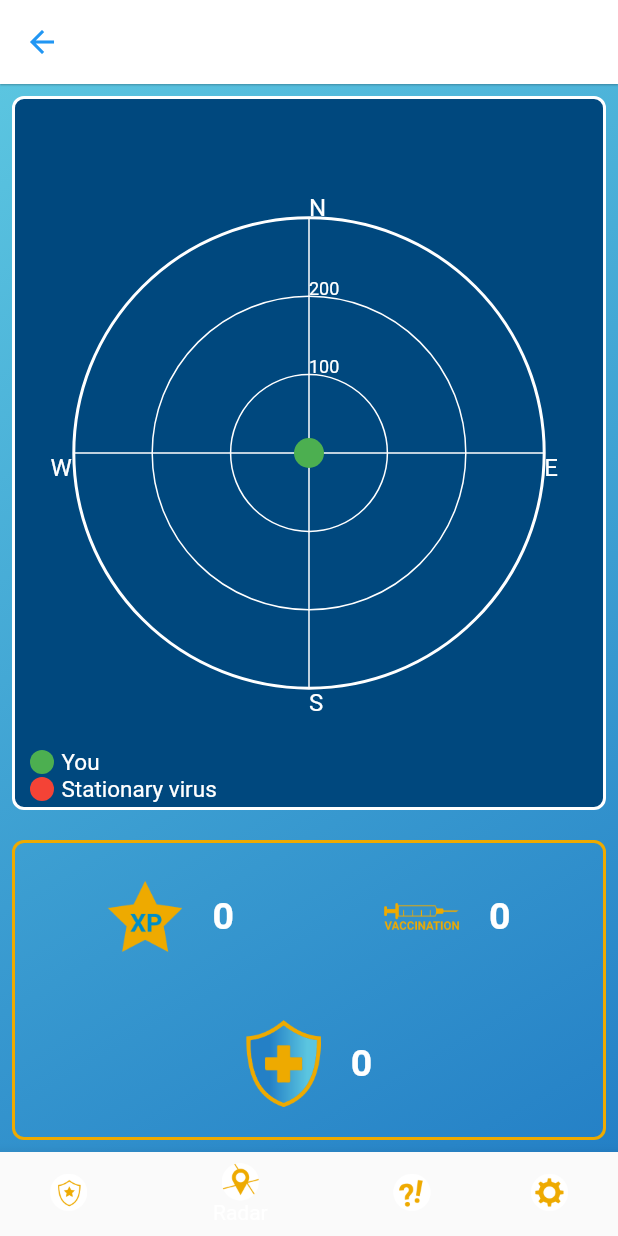
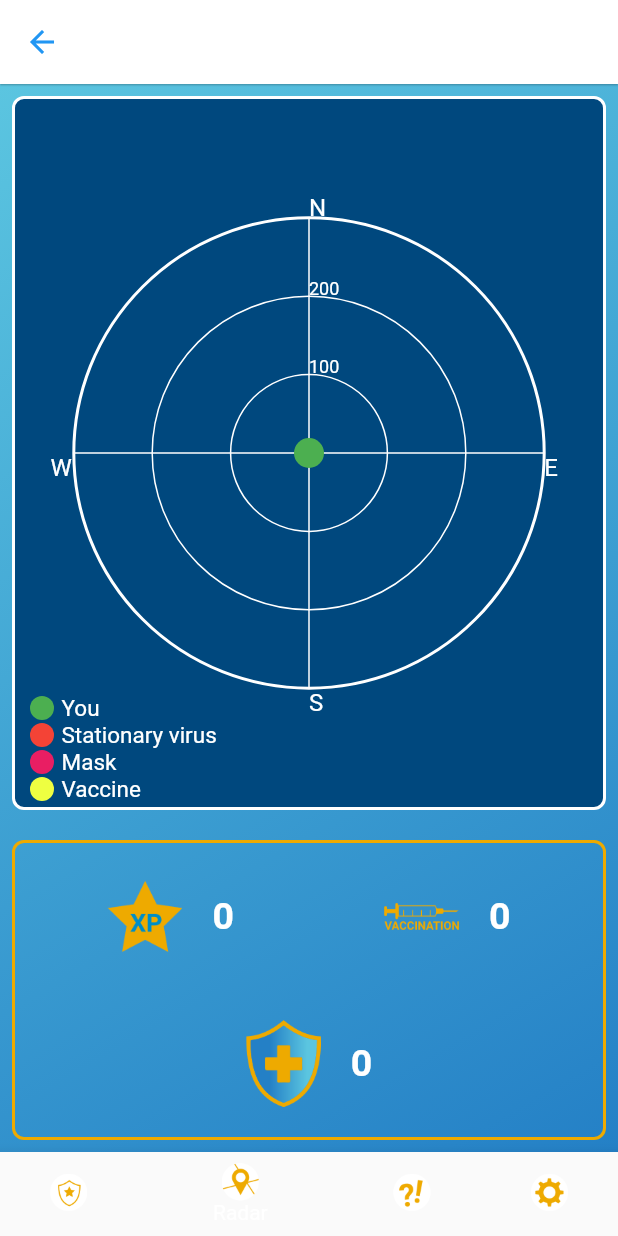
Before and after one commit to vttresearch/PandeVITA-App, a Flutter app: the HomePage screen opened by its route, item 2 of the bottom bar chosen, on a phone screen of 412 x 824 dp. Run offline on Flutter 3.47's test engine with Material 2 defaults, Android fonts, the phone set to English and light mode, and no system bars; our stand-ins replace flutter_secure_storage, get, hive, hive_flutter, latlong2, location and 3 more; missing offline and left inert: flutter_beacon, flutter_foreground_task, flutter_osm_plugin; accounts and stored records are empty; statements that could not run were skipped.

Commit message:
Radar update
Now the radar shows vaccination and mask points in addition to the
static viruses.

```diff
--- a/lib/view/radar.dart
+++ b/lib/view/radar.dart
@@ -1,7 +1,6 @@
-/** This file contains the necessary functionality for the PandeVITA
- * radar. The radar implementation is heavily based on
- * https://medium.com/@d.panaite92/building-a-radar-chart-with-flutter-and-custom-painter-384c005002f9
- */
+/// This file contains the necessary functionality for the PandeVITA
+/// radar. The radar implementation is heavily based on
+/// https://medium.com/@d.panaite92/building-a-radar-chart-with-flutter-and-custom-painter-384c005002f9
 import 'dart:async';
 import 'dart:math';
 import '../controller/requirement_state_controller.dart';
@@ -39,6 +38,8 @@ class RadarState extends State<Radar> with TickerProviderStateMixin, WidgetsBind
 
   //Virus locations for drawing the radar
   List<LatLng> virusLocations = [];
+  List<LatLng> maskLocations = [];
+  List<LatLng> vaccinationLocations = [];
 
   int initStateCounter = 0;
 
@@ -50,6 +51,8 @@ class RadarState extends State<Radar> with TickerProviderStateMixin, WidgetsBind
       duration: const Duration(seconds: 1),
     )..repeat();
     getVirusPointsList();
+    getMaskPointsList();
+    getVaccinationPointsList();
     super.initState();
     initStateCounter++;
     debugPrint("initStateCounter $initStateCounter");
@@ -86,7 +89,7 @@ class RadarState extends State<Radar> with TickerProviderStateMixin, WidgetsBind
         builder: (_, __) {
           return CustomPaint(
             size: const Size(double.infinity, double.infinity),
-            painter: RadarPainter(userLocation, virusLocations),
+            painter: RadarPainter(userLocation, virusLocations, maskLocations, vaccinationLocations),
           );
         }),
           Column(
@@ -120,15 +123,42 @@ class RadarState extends State<Radar> with TickerProviderStateMixin, WidgetsBind
                     )),
                   ]
               ),
+              Row(
+                  mainAxisAlignment: MainAxisAlignment.start,
+                  children: const [
+                    SizedBox(width: 10),
+                    CircleAvatar(
+                      radius: 8,
+                      backgroundColor: Colors.pink,
+                    ),
+                    SizedBox(width: 5),
+                    Text("Mask", style: TextStyle(
+                        color: Colors.white, fontSize: 15
+                    )),
+                  ]
+              ),
+              Row(
+                  mainAxisAlignment: MainAxisAlignment.start,
+                  children: const [
+                    SizedBox(width: 10),
+                    CircleAvatar(
+                      radius: 8,
+                      backgroundColor: Colors.limeAccent,
+                    ),
+                    SizedBox(width: 5),
+                    Text("Vaccine", style: TextStyle(
+                        color: Colors.white, fontSize: 15
+                    )),
+                  ]
+              ),
+
               const SizedBox(height: 3)
             ],
           )
         ]);
   }
 
-  /**
-   * Initialize the location service for tracking the user.
-   */
+  /// Initialize the location service for tracking the user.
   void initLocationService() async {
 
 
@@ -192,9 +222,7 @@ class RadarState extends State<Radar> with TickerProviderStateMixin, WidgetsBind
     }
   }
 
-  /**
-   * Get the stationary virus locations from the platform.
-   */
+  /// Get the stationary virus locations from the platform.
   Future<bool> getVirusPointsList() async {
     List virusPoints = await httpClient.getVirusPoints();
     if (virusPoints.isEmpty) {
@@ -217,12 +245,57 @@ class RadarState extends State<Radar> with TickerProviderStateMixin, WidgetsBind
       return true;
     }
   }
+/**
+  Get the mask points to display them on the radar
+ */
+  Future<bool> getMaskPointsList() async {
+    List maskPoints = await httpClient.getMaskPoints();
+    if (maskPoints.isEmpty) {
+      debugPrint("Mask: EMPTY");
+      return false;
+    } else {
+      debugPrint("Mask: $maskPoints");
+      for (String maskPoint in maskPoints) {
+        try {
+          var splitted = maskPoint.split(", ");
+          LatLng latLngTemp = LatLng(double.parse(splitted[0]),
+              double.parse(splitted[1]));
+          maskLocations.add(latLngTemp);
+        } catch (e) {
+          debugPrint(e.toString());
+        }
+      }
+      return true;
+    }
+  }
+
+/**
+  *Get the vaccination points to display them on the radar
+ */
+  Future<bool> getVaccinationPointsList() async {
+    List vaccinationPoints = await httpClient.getVaccinationPoints();
+    if (vaccinationPoints.isEmpty) {
+      debugPrint("Vaccination: EMPTY");
+      return false;
+    } else {
+      debugPrint("Vaccination: $vaccinationPoints");
+      for (String vaccinationPoint in vaccinationPoints) {
+        try {
+          var splitted = vaccinationPoint.split(", ");
+          LatLng latLngTemp = LatLng(double.parse(splitted[0]),
+              double.parse(splitted[1]));
+          vaccinationLocations.add(latLngTemp);
+        } catch (e) {
+          debugPrint(e.toString());
+        }
+      }
+      return true;
+    }
+  }
 }
 
-/**
- * Draws the radar and the virus points near enough the user to be
- * displayed on the radar.
- */
+/// Draws the radar and the virus points near enough the user to be
+/// displayed on the radar.
 class RadarPainter extends CustomPainter {
 
   final statusController = Get.find<RequirementStateController>();
@@ -230,17 +303,21 @@ class RadarPainter extends CustomPainter {
   //Customize this value to change the range of the radar (in meters)
   final int radarRange = 300;
 
-  //Customize this
+  //Customize these
   final int infectionDistance = 1;
+  final int maskDistance = 1;
+  final int vaccinationDistance = 1;
 
   //Constructor
-  RadarPainter(this.userLocation, this.virusLocations);
+  RadarPainter(this.userLocation, this.virusLocations, this.maskLocations, this.vaccinationLocations);
 
   //For calculating distance between two coordinates
   final Distance distance = Distance();
 
   LatLng userLocation;
   List<LatLng> virusLocations;
+  List<LatLng> maskLocations;
+  List<LatLng> vaccinationLocations;
 
   var outlinePaint = Paint()
     ..color = Colors.white
@@ -261,6 +338,16 @@ class RadarPainter extends CustomPainter {
 
   var playerPaint = Paint()
     ..color = Colors.green
+    ..style = PaintingStyle.fill
+    ..isAntiAlias = true;
+
+  var maskPaint = Paint()
+    ..color = Colors.pink
+    ..style = PaintingStyle.fill
+    ..isAntiAlias = true;
+
+  var vaccinationPaint = Paint()
+    ..color = Colors.limeAccent
     ..style = PaintingStyle.fill
     ..isAntiAlias = true;
 
@@ -337,10 +424,10 @@ class RadarPainter extends CustomPainter {
 
     canvas.drawCircle(centerOffset, 10, playerPaint);
 
+    //Virus coordinate logic
     for (LatLng virusCoordinate in virusLocations) {
       //distance from the user
       double distanceFromUser = distance(userLocation, virusCoordinate);
-
       //If the virus point is further away than the range of the radar
       if (distanceFromUser > radarRange) {
         continue;
@@ -365,6 +452,68 @@ class RadarPainter extends CustomPainter {
 
       canvas.drawCircle(coordinateOffset, 8, virusPaint);
     }
+
+    //Vaccination coordinate logic
+    for (LatLng vaccinationCoordinate in vaccinationLocations) {
+      //distance from the user
+      double distanceFromUser = distance(userLocation, vaccinationCoordinate);
+
+      //If the vaccination point is further away than the range of the radar
+      if (distanceFromUser > radarRange) {
+        continue;
+      }
+
+
+      //Logic when getting vaccinated
+      if (distanceFromUser < vaccinationDistance) {
+        //TODO: vaccination logic here
+      }
+
+      //Direction from the user location to the vaccination point
+      double direction =
+          (distance.bearing(userLocation, vaccinationCoordinate) - 90) * (pi / 180.0);
+
+      //Distance in the y direction
+      double yMeterDistance = sin(direction) * distanceFromUser;
+      //Distance in the x direction
+      double xMeterDistance = cos(direction) * distanceFromUser;
+
+      var coordinateOffset = Offset(centerX + (xMeterDistance) / metersRatio,
+          centerY + (yMeterDistance) / metersRatio);
+
+      canvas.drawCircle(coordinateOffset, 8, vaccinationPaint);
+    }
+
+    //Mask coordinate logic
+    for (LatLng maskCoordinate in maskLocations) {
+      //distance from the user
+      double distanceFromUser = distance(userLocation, maskCoordinate);
+
+      //If the mask point is further away than the range of the radar
+      if (distanceFromUser > radarRange) {
+        continue;
+      }
+
+
+      //Logic when getting a mask
+      if (distanceFromUser < maskDistance) {
+        //TODO: mask logic here
+      }
+
+      //Direction from the user location to the mask point
+      double direction =
+          (distance.bearing(userLocation, maskCoordinate) - 90) * (pi / 180.0);
+
+      //Distance in the y direction
+      double yMeterDistance = sin(direction) * distanceFromUser;
+      //Distance in the x direction
+      double xMeterDistance = cos(direction) * distanceFromUser;
+
+      var coordinateOffset = Offset(centerX + (xMeterDistance) / metersRatio,
+          centerY + (yMeterDistance) / metersRatio);
+
+      canvas.drawCircle(coordinateOffset, 8, maskPaint);
+    }
   }
 
   @override
```
